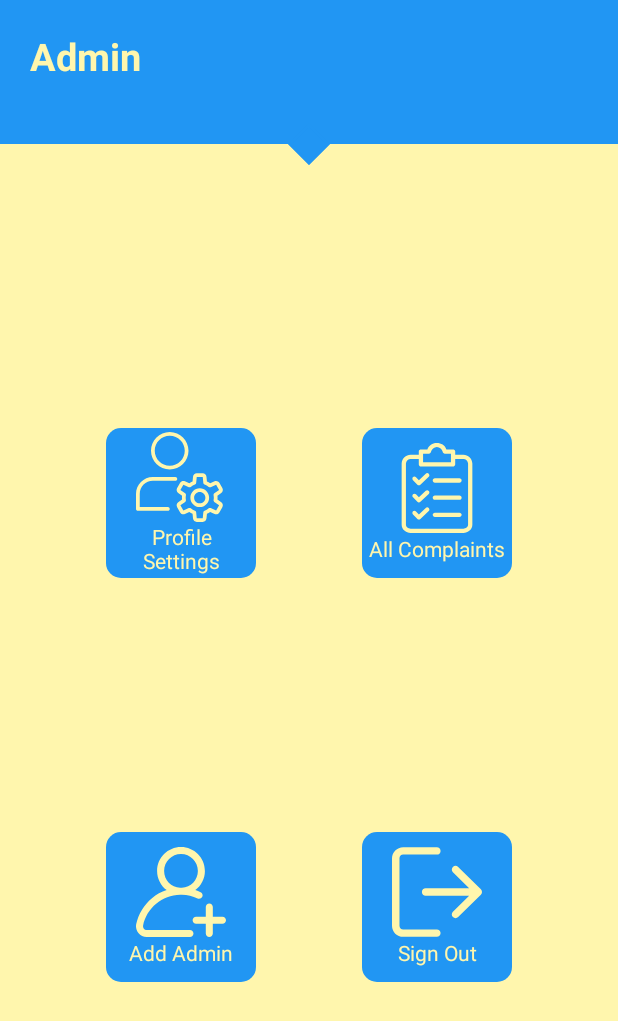
After one commit to farukcolak53/onlinecms, an Android app: the layout acitivty_admin_profile.xml on its own in the app's theme, with its tools: preview values and no code run, on a phone screen of 412 x 824 dp. The commit adds this screen. Shown: the top 1021 px of the screen. Run offline under Robolectric (Android 15) with nearby library versions, the phone set to English and light mode, and no system bars.

Commit message:
admin önyüz

```diff
--- a/app/src/main/java/com/example/onlinecms/RegisterActivity.java
+++ b/app/src/main/java/com/example/onlinecms/RegisterActivity.java
@@ -66,9 +66,14 @@ public class RegisterActivity extends AppCompatActivity {
 
                 }
                 else {
-                    // everything is ok and all fields are filled now we can start creating user account
-                    // CreateUserAccount method will try to create the user if the email is valid
-                    createUserAccount(email, name, password);
+                    if (email.contains("@admin.com") || email.contains("@cmsmarmara.com")){
+                        userEmail.setError("You cannot use that email extension!");
+                    }
+                    else{
+                        // everything is ok and all fields are filled now we can start creating user account
+                        // CreateUserAccount method will try to create the user if the email is valid
+                        createUserAccount(email, name, password);
+                    }
                 }
             }
         });
--- /dev/null
+++ b/app/src/main/res/drawable/ic_add_admin.xml
@@ -0,0 +1,14 @@
+<?xml version="1.0" encoding="utf-8"?>
+<vector xmlns:android="http://schemas.android.com/apk/res/android"
+    android:width="512dp"
+    android:height="512dp"
+    android:viewportWidth="512"
+    android:viewportHeight="512">
+
+    <path
+        android:fillColor="#FFF6AD"
+        android:pathData="M367.57,256.909c-9.839-4.677-19.878-8.706-30.093-12.081C370.56,219.996,392,180.455,392,136C392,61.01,330.991,0,256,0 c-74.991,0-136,61.01-136,136c0,44.504,21.488,84.084,54.633,108.911c-30.368,9.998-58.863,25.555-83.803,46.069 c-45.732,37.617-77.529,90.086-89.532,147.743c-3.762,18.066,0.745,36.622,12.363,50.908C25.222,503.847,42.365,512,60.693,512 H307c11.046,0,20-8.954,20-20c0-11.046-8.954-20-20-20H60.693c-8.538,0-13.689-4.766-15.999-7.606 c-3.989-4.905-5.533-11.29-4.236-17.519c20.755-99.695,108.691-172.521,210.24-174.977c1.759,0.068,3.526,0.102,5.302,0.102 c1.793,0,3.578-0.035,5.354-0.104c31.12,0.73,61.05,7.832,89.044,21.14c9.977,4.74,21.907,0.499,26.649-9.478 C381.789,273.582,377.547,261.651,367.57,256.909z M260.878,231.877c-1.623-0.029-3.249-0.044-4.878-0.044 c-1.614,0-3.228,0.016-4.84,0.046C200.465,229.35,160,187.312,160,136c0-52.935,43.065-96,96-96s96,43.065,96,96 C352,187.299,311.555,229.329,260.878,231.877z" />
+    <path
+        android:fillColor="#FFF6AD"
+        android:pathData="M492,397h-55v-55c0-11.046-8.954-20-20-20c-11.046,0-20,8.954-20,20v55h-55c-11.046,0-20,8.954-20,20 c0,11.046,8.954,20,20,20h55v55c0,11.046,8.954,20,20,20c11.046,0,20-8.954,20-20v-55h55c11.046,0,20-8.954,20-20 C512,405.954,503.046,397,492,397z" />
+</vector>
--- /dev/null
+++ b/app/src/main/res/layout/acitivty_admin_profile.xml
@@ -0,0 +1,266 @@
+<?xml version="1.0" encoding="utf-8"?>
+<androidx.constraintlayout.widget.ConstraintLayout xmlns:android="http://schemas.android.com/apk/res/android"
+    xmlns:app="http://schemas.android.com/apk/res-auto"
+    android:layout_width="match_parent"
+    android:layout_height="match_parent"
+    android:background="#FFF6AD">
+
+    <androidx.constraintlayout.widget.ConstraintLayout
+        android:id="@+id/admin_profile_upper_constraint_layout"
+        android:layout_width="match_parent"
+        android:layout_height="wrap_content"
+        android:background="#2196F3"
+        app:layout_constraintTop_toTopOf="parent">
+
+        <TextView
+            android:id="@+id/admin_profile_admin"
+            android:layout_width="match_parent"
+            android:layout_height="wrap_content"
+            android:layout_marginStart="20dp"
+            android:layout_marginTop="20dp"
+            android:text="@string/admin_profile_admin"
+            android:textColor="#FFF6AD"
+            android:textSize="25sp"
+            android:textStyle="bold"
+            app:layout_constraintLeft_toLeftOf="parent"
+            app:layout_constraintRight_toRightOf="parent"
+            app:layout_constraintTop_toTopOf="parent">
+
+        </TextView>
+
+        <TextView
+            android:id="@+id/admin_profile_email"
+            android:layout_width="wrap_content"
+            android:layout_height="wrap_content"
+            android:layout_marginBottom="20dp"
+            android:textColor="@color/white"
+            android:textSize="15sp"
+            app:layout_constraintBottom_toBottomOf="parent"
+            app:layout_constraintLeft_toLeftOf="@id/admin_profile_admin"
+            app:layout_constraintTop_toBottomOf="@id/admin_profile_admin">
+
+        </TextView>
+
+    </androidx.constraintlayout.widget.ConstraintLayout>
+
+    <ImageView
+        android:id="@+id/admin_profile_square"
+        android:layout_width="20dp"
+        android:layout_height="20dp"
+        android:background="@drawable/square"
+        android:rotation="45"
+        app:layout_constraintBottom_toBottomOf="@id/admin_profile_upper_constraint_layout"
+        app:layout_constraintLeft_toLeftOf="parent"
+        app:layout_constraintRight_toRightOf="parent"
+        app:layout_constraintTop_toBottomOf="@id/admin_profile_upper_constraint_layout">
+
+    </ImageView>
+
+    <androidx.constraintlayout.widget.ConstraintLayout
+        android:id="@+id/admin_profile_lower_constraint_layout"
+        android:layout_width="match_parent"
+        android:layout_height="0dp"
+        android:layout_marginTop="20dp"
+        app:layout_constraintBottom_toBottomOf="parent"
+        app:layout_constraintTop_toBottomOf="@id/admin_profile_upper_constraint_layout">
+
+        <androidx.cardview.widget.CardView
+            android:id="@+id/admin_profile_card_view1"
+            android:layout_width="100dp"
+            android:layout_height="100dp"
+            android:elevation="3dp"
+            app:cardBackgroundColor="#2196F3"
+            app:cardCornerRadius="10dp"
+            app:layout_constraintBottom_toTopOf="@id/admin_profile_card_view3"
+            app:layout_constraintLeft_toLeftOf="parent"
+            app:layout_constraintRight_toLeftOf="@id/admin_profile_card_view2"
+            app:layout_constraintTop_toTopOf="parent">
+
+            <androidx.constraintlayout.widget.ConstraintLayout
+                android:id="@+id/admin_profile_card_view1_constraint"
+                android:layout_width="match_parent"
+                android:layout_height="match_parent">
+
+                <ImageButton
+                    android:id="@+id/admin_profile_my_profile_settings_button"
+                    android:layout_width="60dp"
+                    android:layout_height="60dp"
+                    android:layout_marginTop="10dp"
+                    android:background="@drawable/ic_profile_settings"
+                    android:onClick="openAdminProfileSettings"
+                    app:layout_constraintBottom_toTopOf="@id/admin_profile_profile_settings_text"
+                    app:layout_constraintLeft_toLeftOf="parent"
+                    app:layout_constraintRight_toRightOf="parent"
+                    app:layout_constraintTop_toTopOf="parent">
+
+                </ImageButton>
+
+                <TextView
+                    android:id="@+id/admin_profile_profile_settings_text"
+                    android:layout_width="0dp"
+                    android:layout_height="wrap_content"
+                    android:layout_marginBottom="10dp"
+                    android:gravity="center_horizontal"
+                    android:text="@string/admin_profile_profile_settings"
+                    android:textColor="#FFF6AD"
+                    app:layout_constraintBottom_toBottomOf="parent"
+                    app:layout_constraintLeft_toLeftOf="@id/admin_profile_my_profile_settings_button"
+                    app:layout_constraintRight_toRightOf="@id/admin_profile_my_profile_settings_button"
+                    app:layout_constraintTop_toBottomOf="@id/admin_profile_my_profile_settings_button">
+
+                </TextView>
+
+            </androidx.constraintlayout.widget.ConstraintLayout>
+
+        </androidx.cardview.widget.CardView>
+
+        <androidx.cardview.widget.CardView
+            android:id="@+id/admin_profile_card_view2"
+            android:layout_width="100dp"
+            android:layout_height="100dp"
+            android:elevation="3dp"
+            app:cardBackgroundColor="#2196F3"
+            app:cardCornerRadius="10dp"
+            app:layout_constraintBottom_toTopOf="@id/admin_profile_card_view4"
+            app:layout_constraintLeft_toRightOf="@id/admin_profile_card_view1"
+            app:layout_constraintRight_toRightOf="parent"
+            app:layout_constraintTop_toTopOf="parent">
+
+            <androidx.constraintlayout.widget.ConstraintLayout
+                android:id="@+id/admin_profile_card_view2_constraint"
+                android:layout_width="match_parent"
+                android:layout_height="match_parent">
+
+                <ImageButton
+                    android:id="@+id/admin_profile_my_complaints_button"
+                    android:layout_width="60dp"
+                    android:layout_height="60dp"
+                    android:layout_marginTop="10dp"
+                    android:background="@drawable/ic_my_complaints"
+                    android:onClick="displayAllComplaints"
+                    app:layout_constraintBottom_toTopOf="@id/admin_profile_all_complaints_text"
+                    app:layout_constraintLeft_toLeftOf="parent"
+                    app:layout_constraintRight_toRightOf="parent"
+                    app:layout_constraintTop_toTopOf="parent">
+
+                </ImageButton>
+
+                <TextView
+                    android:id="@+id/admin_profile_all_complaints_text"
+                    android:layout_width="0dp"
+                    android:layout_height="wrap_content"
+                    android:layout_marginBottom="10dp"
+                    android:gravity="center_horizontal"
+                    android:text="@string/admin_profile_all_complaints"
+                    android:textColor="#FFF6AD"
+                    app:layout_constraintBottom_toBottomOf="parent"
+                    app:layout_constraintLeft_toLeftOf="parent"
+                    app:layout_constraintRight_toRightOf="parent"
+                    app:layout_constraintTop_toBottomOf="@id/admin_profile_my_complaints_button">
+
+                </TextView>
+            </androidx.constraintlayout.widget.ConstraintLayout>
+
+
+        </androidx.cardview.widget.CardView>
+
+        <androidx.cardview.widget.CardView
+            android:id="@+id/admin_profile_card_view3"
+            android:layout_width="100dp"
+            android:layout_height="100dp"
+            android:elevation="3dp"
+            app:cardBackgroundColor="#2196F3"
+            app:cardCornerRadius="10dp"
+            app:layout_constraintBottom_toBottomOf="parent"
+            app:layout_constraintLeft_toLeftOf="parent"
+            app:layout_constraintRight_toLeftOf="@id/admin_profile_card_view2"
+            app:layout_constraintTop_toBottomOf="@id/admin_profile_card_view1">
+
+
+            <androidx.constraintlayout.widget.ConstraintLayout
+                android:id="@+id/admin_profile_card_view3_constraint"
+                android:layout_width="match_parent"
+                android:layout_height="match_parent">
+
+                <ImageButton
+                    android:id="@+id/admin_profile_add_admin_button"
+                    android:layout_width="60dp"
+                    android:layout_height="60dp"
+                    android:layout_marginTop="10dp"
+                    android:background="@drawable/ic_add_admin"
+                    android:onClick="createNewAdmin"
+                    app:layout_constraintBottom_toTopOf="@id/profile_new_complaint_text"
+                    app:layout_constraintLeft_toLeftOf="parent"
+                    app:layout_constraintRight_toRightOf="parent"
+                    app:layout_constraintTop_toTopOf="parent">
+
+                </ImageButton>
+
+                <TextView
+                    android:id="@+id/profile_new_complaint_text"
+                    android:layout_width="0dp"
+                    android:layout_height="wrap_content"
+                    android:layout_marginBottom="10dp"
+                    android:gravity="center_horizontal"
+                    android:text="@string/admin_profile_add_admin"
+                    android:textColor="#FFF6AD"
+                    app:layout_constraintBottom_toBottomOf="parent"
+                    app:layout_constraintLeft_toLeftOf="parent"
+                    app:layout_constraintRight_toRightOf="parent"
+                    app:layout_constraintTop_toBottomOf="@id/admin_profile_add_admin_button">
+
+                </TextView>
+            </androidx.constraintlayout.widget.ConstraintLayout>
+
+        </androidx.cardview.widget.CardView>
+
+        <androidx.cardview.widget.CardView
+            android:id="@+id/admin_profile_card_view4"
+            android:layout_width="100dp"
+            android:layout_height="100dp"
+            android:elevation="3dp"
+            app:cardBackgroundColor="#2196F3"
+            app:cardCornerRadius="10dp"
+            app:layout_constraintBottom_toBottomOf="parent"
+            app:layout_constraintLeft_toRightOf="@id/admin_profile_card_view1"
+            app:layout_constraintRight_toRightOf="parent"
+            app:layout_constraintTop_toBottomOf="@id/admin_profile_card_view2">
+
+            <androidx.constraintlayout.widget.ConstraintLayout
+                android:id="@+id/admin_profile_card_view4_constraint"
+                android:layout_width="match_parent"
+                android:layout_height="match_parent">
+
+                <ImageButton
+                    android:id="@+id/admin_profile_sign_out_button"
+                    android:layout_width="60dp"
+                    android:layout_height="60dp"
+                    android:layout_marginTop="10dp"
+                    android:background="@drawable/ic_sign_out"
+                    android:onClick="signOutFromSystemAdmin"
+                    app:layout_constraintBottom_toTopOf="@id/admin_profile_sign_out_text"
+                    app:layout_constraintLeft_toLeftOf="parent"
+                    app:layout_constraintRight_toRightOf="parent"
+                    app:layout_constraintTop_toTopOf="parent">
+
+                </ImageButton>
+
+                <TextView
+                    android:id="@+id/admin_profile_sign_out_text"
+                    android:layout_width="wrap_content"
+                    android:layout_height="wrap_content"
+                    android:layout_marginBottom="10dp"
+                    android:text="@string/profile_sign_out"
+                    android:textColor="#FFF6AD"
+                    app:layout_constraintBottom_toBottomOf="parent"
+                    app:layout_constraintLeft_toLeftOf="@id/admin_profile_sign_out_button"
+                    app:layout_constraintRight_toRightOf="@id/admin_profile_sign_out_button"
+                    app:layout_constraintTop_toBottomOf="@id/admin_profile_sign_out_button">
+
+                </TextView>
+            </androidx.constraintlayout.widget.ConstraintLayout>
+
+        </androidx.cardview.widget.CardView>
+
+    </androidx.constraintlayout.widget.ConstraintLayout>
+</androidx.constraintlayout.widget.ConstraintLayout>
--- a/app/src/main/res/values/strings.xml
+++ b/app/src/main/res/values/strings.xml
@@ -35,6 +35,10 @@
     <string name="dialog_description">Description: </string>
     <string name="dialog_address">Address: </string>
     <string name="dialog_image">Image: </string>
+    <string name="admin_profile_admin">Admin</string>
+    <string name="admin_profile_profile_settings">Profile Settings</string>
+    <string name="admin_profile_all_complaints">All Complaints</string>
+    <string name="admin_profile_add_admin">Add Admin</string>
 
 
 </resources>
```
